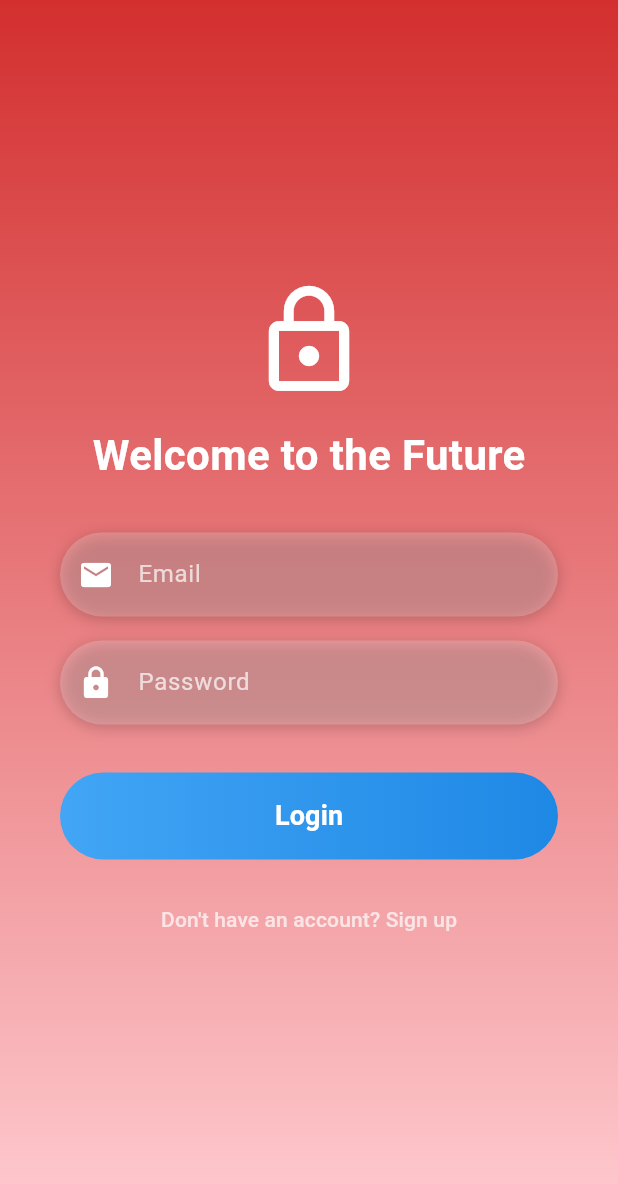
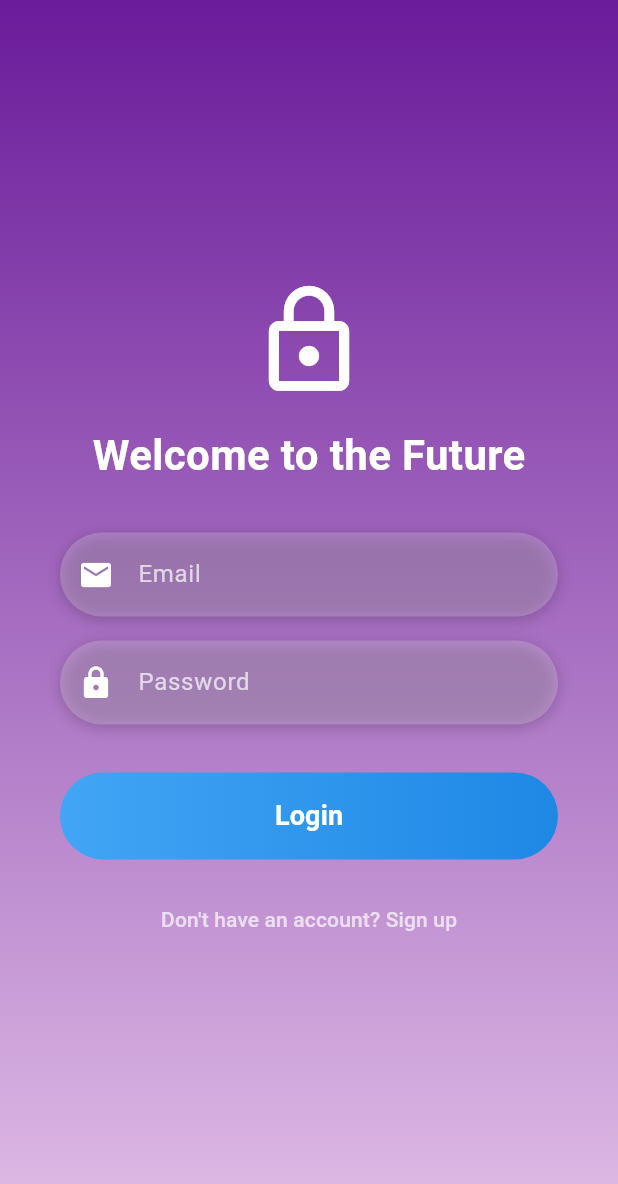
Before and after one commit to could-ai/019827b2-146c-7610-940e-a25455172f04, a Flutter app: the screen it shows after launch, on a phone screen of 412 x 824 dp. Shown: the top 1184 px of the screen. Run offline on Flutter 3.47's test engine with Material 3 defaults, Android fonts, the phone set to English and light mode, and no system bars; our stand-ins replace supabase_flutter; accounts and stored records are empty.

Commit message:
AI Assistant: Update lib/pages/login_page.dart

```diff
--- a/usr/lib/pages/login_page.dart
+++ b/usr/lib/pages/login_page.dart
@@ -55,8 +55,8 @@ class _LoginPageState extends State<LoginPage> {
             begin: Alignment.topCenter,
             end: Alignment.bottomCenter,
             colors: [
-              Color(0xFFD32F2F), // Deep Red
-              Color(0xFFFFCDD2), // Light Red
+              Color(0xFF6A1B9A), // Deep Purple
+              Color(0xFFE1BEE7), // Light Purple
             ],
           ),
         ),
```
